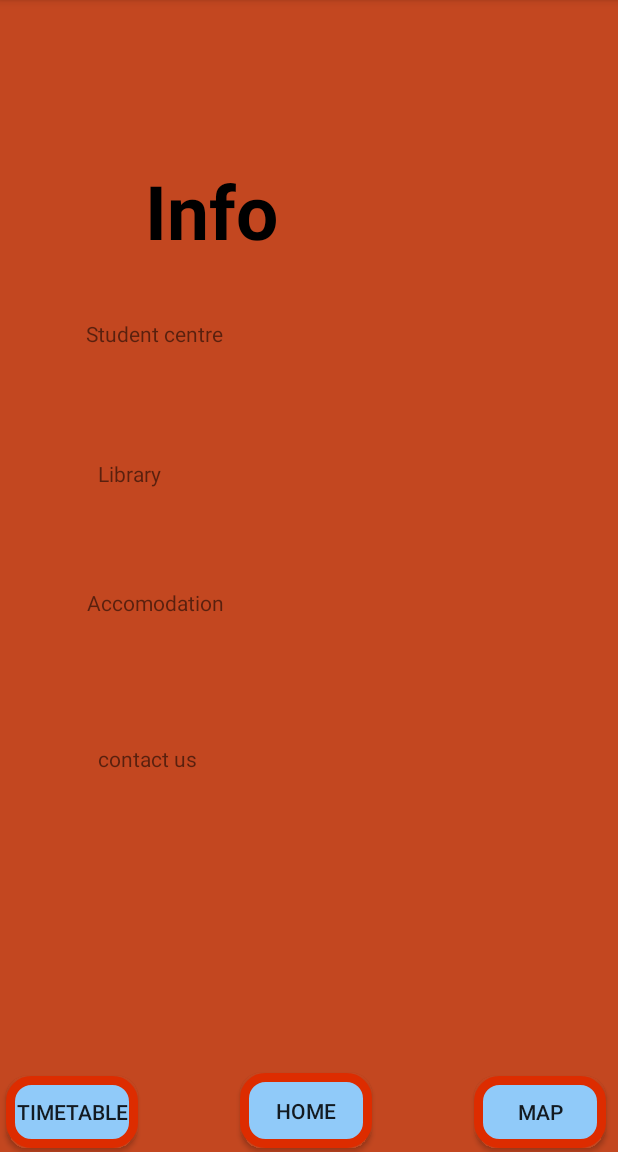
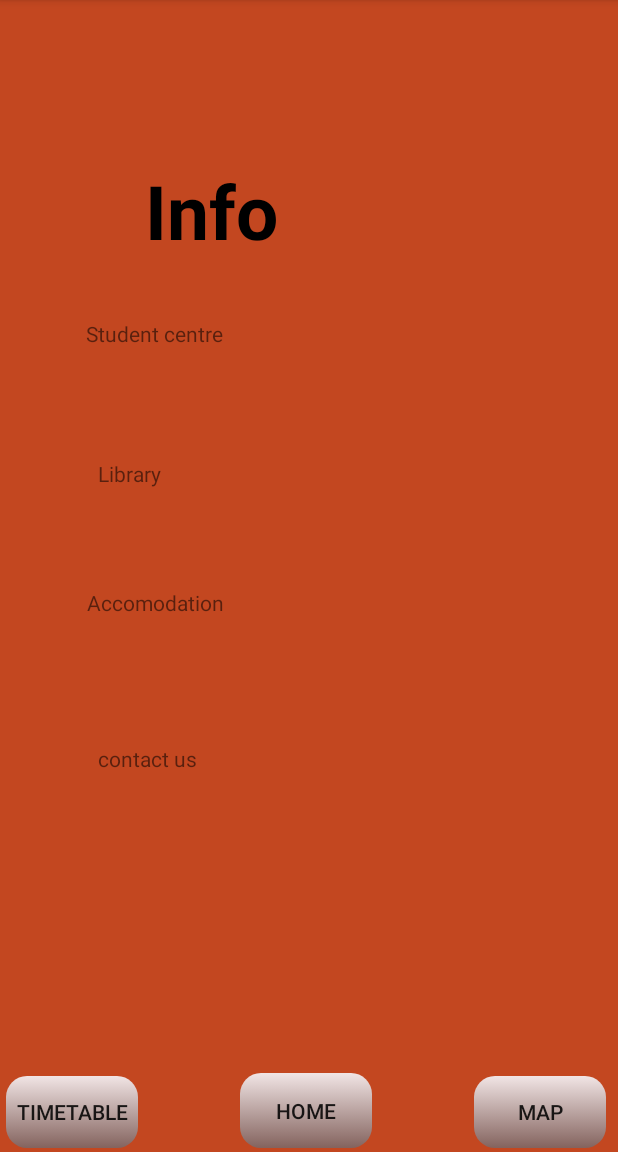
Before and after one commit to AbdulaleemSaleh1/2018-19-Goup-2, an Android app: the InfoPage screen opened directly, with no data from a screen before it, on a phone screen of 412 x 824 dp, the part 84-1236 px from its top. Run offline under Robolectric (Android 15) with nearby library versions, the phone set to English and light mode, and no system bars.

Commit message:
Changed login page and navigation bar layout

```diff
--- a/app/src/main/res/drawable/shapebtn.xml
+++ b/app/src/main/res/drawable/shapebtn.xml
@@ -11,15 +11,13 @@
     <item android:state_focused="true">
         <shape android:shape="rectangle"  >
             <corners android:radius="3dip" />
-            <stroke android:width="10dip" android:color="#DD2C00" />
-            <solid android:color="#DD2C00"/>
         </shape>
     </item>
     <item >
         <shape android:shape="rectangle"  >
             <corners android:radius="14dip" />
-            <stroke android:width="6dip" android:color="#DD2C00" />
-            <gradient android:angle="-90" android:startColor="#90CAF9" android:endColor="#90CAF9" />
+
+            <gradient android:angle="-90" android:startColor="#F1E5E5" android:endColor="#BC6D6D74" />
         </shape>
     </item>
 </selector>
--- a/app/src/main/res/layout/activity_main.xml
+++ b/app/src/main/res/layout/activity_main.xml
@@ -4,6 +4,7 @@
     xmlns:tools="http://schemas.android.com/tools"
     android:layout_width="match_parent"
     android:layout_height="match_parent"
+    android:background="#DD105C99"
     tools:context=".MainActivity">
 
     <EditText
```
